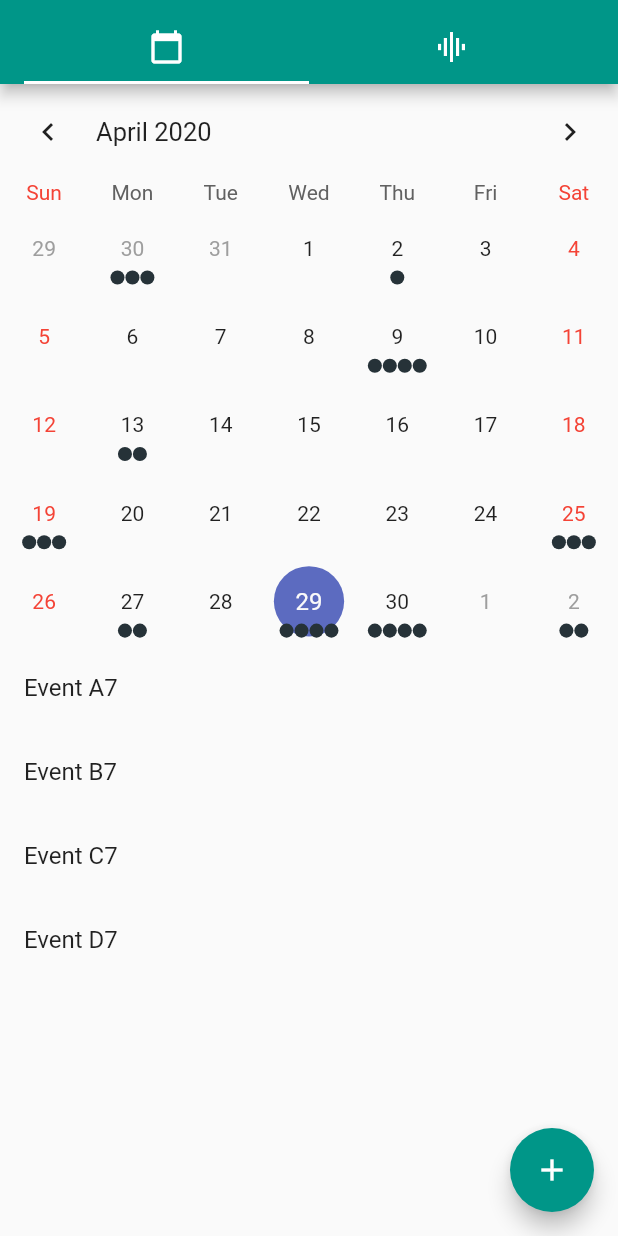
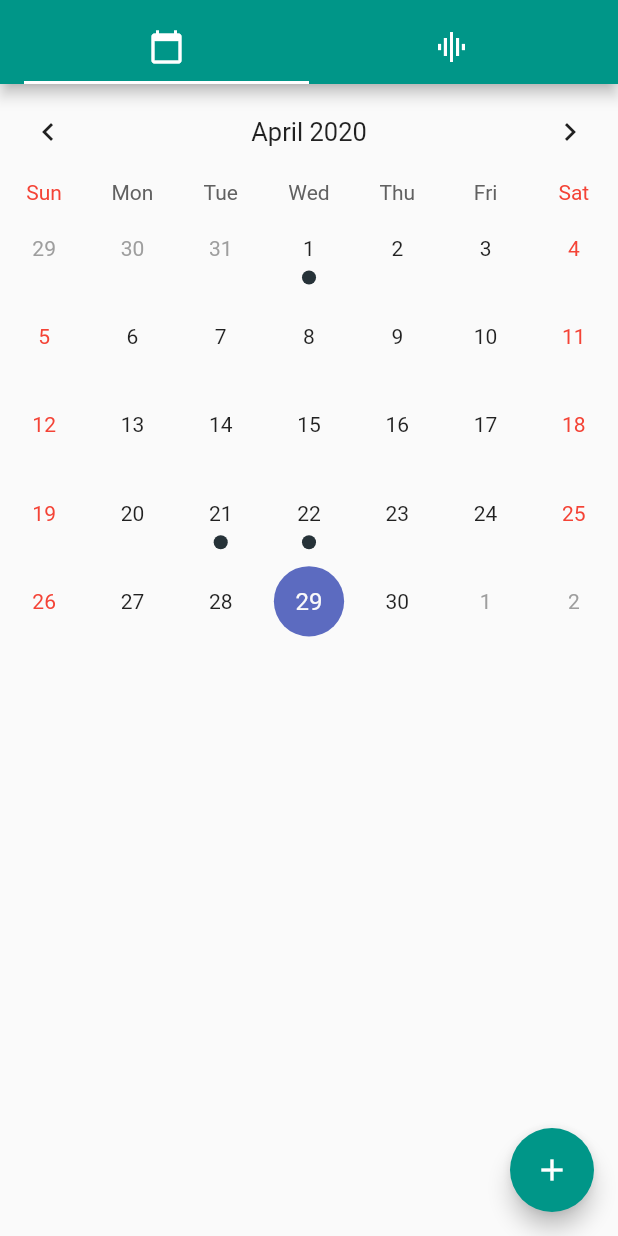
Before and after one commit to ElisaLuo/exercise_tracker, a Flutter app: the screen it shows after launch, on a phone screen of 412 x 824 dp. Run offline on Flutter 3.47's test engine with Material 2 defaults, Android fonts, the phone set to English and light mode, and no system bars; drawn by our look-alikes of table_calendar.

Commit message:
can now change date, half way added add exercise function

```diff
--- a/lib/calendar.dart
+++ b/lib/calendar.dart
@@ -11,15 +11,17 @@ class CalendarPage extends StatelessWidget {
   }
 }
 
-class Calendar extends StatefulWidget { // body
+class Calendar extends StatefulWidget {
+  // body
   @override
   _CalendarPageState createState() => _CalendarPageState();
 }
 
-class _CalendarPageState extends State<Calendar>{
+class _CalendarPageState extends State<Calendar> {
   CalendarController _controller;
   Map<DateTime, List> _events;
   List _selectedEvents;
+  String _currentValue = 'A';
 
   @override
   void initState() {
@@ -28,25 +30,20 @@ class _CalendarPageState extends State<Calendar>{
     final _selectedDay = DateTime.now();
 
     _events = {
-      _selectedDay.subtract(Duration(days: 30)): ['Event A0', 'Event B0', 'Event C0'],
-      _selectedDay.subtract(Duration(days: 27)): ['Event A1'],
-      _selectedDay.subtract(Duration(days: 20)): ['Event A2', 'Event B2', 'Event C2', 'Event D2'],
-      _selectedDay.subtract(Duration(days: 16)): ['Event A3', 'Event B3'],
-      _selectedDay.subtract(Duration(days: 10)): ['Event A4', 'Event B4', 'Event C4'],
-      _selectedDay.subtract(Duration(days: 4)): ['Event A5', 'Event B5', 'Event C5'],
-      _selectedDay.subtract(Duration(days: 2)): ['Event A6', 'Event B6'],
-      _selectedDay: ['Event A7', 'Event B7', 'Event C7', 'Event D7'],
-      _selectedDay.add(Duration(days: 1)): ['Event A8', 'Event B8', 'Event C8', 'Event D8'],
-      _selectedDay.add(Duration(days: 3)): Set.from(['Event A9', 'Event A9', 'Event B9']).toList(),
-      _selectedDay.add(Duration(days: 7)): ['Event A10', 'Event B10', 'Event C10'],
-      _selectedDay.add(Duration(days: 11)): ['Event A11', 'Event B11'],
-      _selectedDay.add(Duration(days: 17)): ['Event A12', 'Event B12', 'Event C12', 'Event D12'],
-      _selectedDay.add(Duration(days: 22)): ['Event A13', 'Event B13'],
-      _selectedDay.add(Duration(days: 26)): ['Event A14', 'Event B14', 'Event C14'],
+      DateTime(2020, 4, 1): ['New Year\'s Day'],
+      DateTime(2020, 1, 6): ['Epiphany'],
+      DateTime(2020, 2, 14): ['Valentine\'s Day'],
+      DateTime(2020, 4, 21): ['Easter Sunday'],
+      DateTime(2020, 4, 22): ['Easter Monday'],
     };
 
     _selectedEvents = _events[_selectedDay] ?? [];
-    _selectedEvents.insert(0, "a");
+  }
+
+  void _onDaySelected(DateTime day, List events) {
+    setState(() {
+      _selectedEvents = events;
+    });
   }
 
   @override
@@ -55,135 +52,109 @@ class _CalendarPageState extends State<Calendar>{
     super.dispose();
   }
 
-  createAddDialog(BuildContext context){
-    TextEditingController tempController = TextEditingController();
+  createAddContent(BuildContext context) {
+    return StatefulBuilder(
+      builder: (BuildContext context, StateSetter setState) {
+        return Container(
+            child: DropdownButton<String>(
+          value: _currentValue,
+          items: <String>['A', 'B', 'C', 'D'].map((String value) {
+            return new DropdownMenuItem<String>(
+              value: value,
+              child: new Text(value),
+            );
+          }).toList(),
+          onChanged: (String change) {
+            print(_currentValue);
+            setState(() {
+              _currentValue = change;
+            });
+            print(_currentValue);
+          },
+        ));
+      },
+    );
+  }
 
+  createAddDialog(BuildContext context) {
     return showDialog(
         context: context,
-      builder: (context){
+        builder: (context) {
           return AlertDialog(
-          title: Text("Your Name?"),
-          content: TextField(
-            controller: tempController
-          ),
+            title: Text("Exercise"),
+            content: createAddContent(context),
             actions: <Widget>[
               MaterialButton(
                   elevation: 5.0,
                   child: Text("Add"),
-              onPressed:(){
-                _save(tempController.text);
-              }
-            )
+                  onPressed: () {
+                    _save(_currentValue);
+                  })
             ],
           );
-      }
-    );
+        });
   }
 
-  Widget _buildEventList() {
-    return ListView(
-  padding: const EdgeInsets.all(8),
-  children: <Widget>[
-    Container(
-      height: 50,
-      color: Colors.amber[600],
-      child: const Center(child: Text('Entry A')),
-    ),
-    Container(
-      height: 50,
-      color: Colors.amber[500],
-      child: const Center(child: Text('Entry B')),
-    ),
-    Container(
-      height: 50,
-      color: Colors.amber[100],
-      child: const Center(child: Text('Entry C')),
-    ),
-  ],
-);
-    /* return ListView.builder(
+  Widget _buildExerciseList() {
+    return ListView.builder(
       itemCount: _selectedEvents.length,
-      itemBuilder: (BuildContext context, int index){
-        return Container(
-          height: 50,
-          child: Center(child: Text('Entry ${_selectedEvents[index]}'),)
-        );
-      },
-    ); */
-  }
-
-  Widget _buildCalendar(){
-    print(_selectedEvents);
-    return TableCalendar(
-      calendarController: _controller,
-      events: _events,
-      availableCalendarFormats: const {
-        CalendarFormat.month: ''
+      itemBuilder: (context, index) {
+        return ListTile(
+            title: Text(_selectedEvents[index].toString()),
+            onTap: () {
+              _save(_selectedEvents[index]);
+              print('Entry ${_selectedEvents[index]}');
+            });
       },
     );
   }
 
-  /* @override
-  Widget build(BuildContext context){
+  Widget _buildCalendar() {
+    return TableCalendar(
+      calendarController: _controller,
+      events: _events,
+      availableCalendarFormats: const {CalendarFormat.month: ''},
+      headerStyle: HeaderStyle(
+        centerHeaderTitle: true,
+        formatButtonVisible: false,
+      ),
+      onDaySelected: (date, events) {
+        _onDaySelected(date, events);
+      },
+    );
+  }
+
+  @override
+  Widget build(BuildContext context) {
     return Scaffold(
-      body: SingleChildScrollView(
-        child: Column(
-          crossAxisAlignment: CrossAxisAlignment.start,
-          children: <Widget>[
-            //_buildCalendar(),
-
-          ],
-        )
-      ),
+      body: Column(mainAxisSize: MainAxisSize.max, children: <Widget>[
+        _buildCalendar(),
+        Expanded(child: _buildExerciseList())
+      ]),
       floatingActionButton: FloatingActionButton(
           child: Icon(Icons.add),
-        onPressed:(){
+          onPressed: () {
             createAddDialog(context);
-        }
-      ),
-    );
-  } */
-  @override
-  Widget build(BuildContext context){
-    return Scaffold(
-      body: ListView.builder(
-        itemCount: _selectedEvents.length,
-        itemBuilder: (context, index){
-          if(index == 0){
-            return Column(
-              children: <Widget>[
-                _buildCalendar()
-              ],
-            );
-          }
-          return ListTile(
-            title: Text(_selectedEvents[index].toString()),
-            onTap: () => print('Entry ${_selectedEvents[index]}'),
-          );
-        },
-      ),
-      floatingActionButton: FloatingActionButton(
-        child: Icon(Icons.add),
-        onPressed:(){
-          createAddDialog(context);
-        }
-      ),
+          }),
     );
   }
 }
 
-Future<String> get _localPath async { // get file location
+Future<String> get _localPath async {
+  // get file location
   final directory = await getApplicationDocumentsDirectory();
   print(directory.path);
   return directory.path;
 }
 
-Future<File> get _localFile async { // get file
+Future<File> get _localFile async {
+  // get file
   final path = await _localPath;
   return File('$path/counter.txt');
 }
 
-_read() async { // read function
+_read() async {
+  // read function
   try {
     final file = await _localFile;
     String text = await file.readAsString();
@@ -193,7 +164,8 @@ _read() async { // read function
   }
 }
 
-_save(String newText) async { // write function
+_save(String newText) async {
+  // write function
   final file = await _localFile;
   String text1 = await file.readAsString();
   final text = text1 + newText + ",\n";
```
Lines whose indentation alone changed are shown as unchanged.
